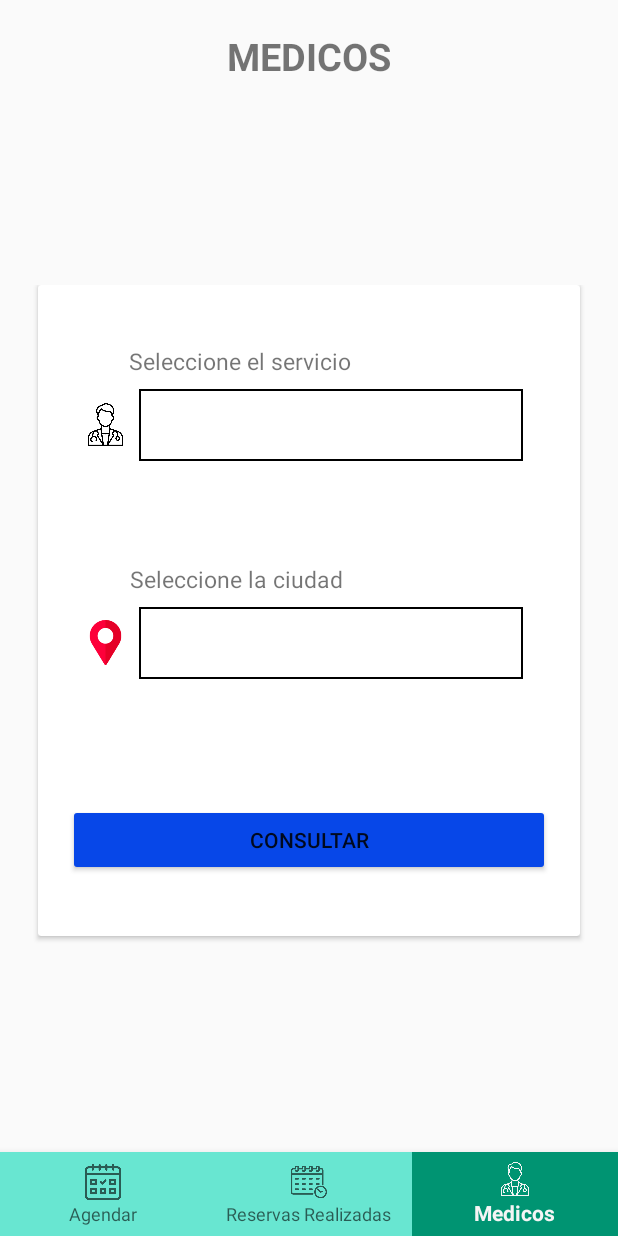
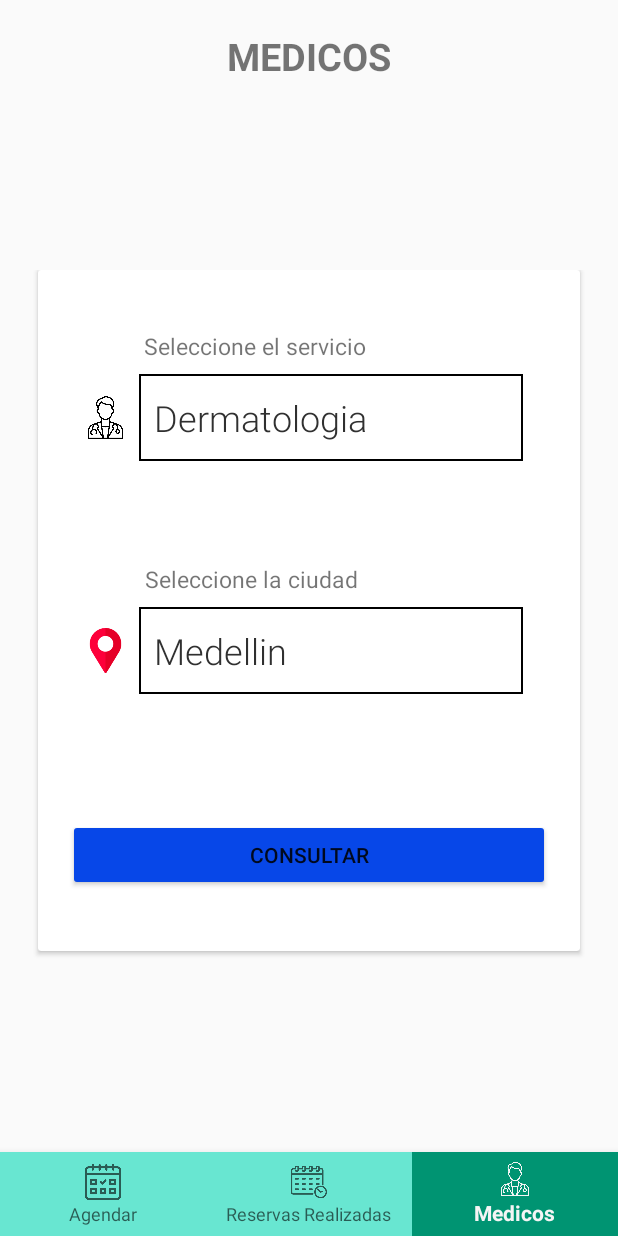
Before and after one commit to AlexanderMaya/ReservaClinica, an Android app: the fragment reservarCita placed in its activity, item 3 of the bottom bar chosen, on a phone screen of 412 x 824 dp. Run offline under Robolectric (Android 15) with nearby library versions, the phone set to English and light mode, and no system bars.

```diff
--- a/app/src/main/AndroidManifest.xml
+++ b/app/src/main/AndroidManifest.xml
@@ -13,9 +13,12 @@
         android:theme="@style/Theme.ReservaHotel"
         tools:targetApi="31">
         <activity
+            android:name=".crearUsuario"
+            android:exported="false" />
+        <activity
             android:name=".Contenedor"
             android:exported="false"
-            android:theme="@style/AppTheme"/>
+            android:theme="@style/AppTheme" />
         <activity
             android:name=".MainActivity"
             android:exported="true">
--- a/app/src/main/java/com/straccion/reservahotel/fragmento_medicos/filtrosMedicos.java
+++ b/app/src/main/java/com/straccion/reservahotel/fragmento_medicos/filtrosMedicos.java
@@ -3,11 +3,13 @@ package com.straccion.reservahotel.fragmento_medicos;
 import android.content.Intent;
 import android.os.Bundle;
 
+import androidx.appcompat.widget.AppCompatSpinner;
 import androidx.fragment.app.Fragment;
 
 import android.view.LayoutInflater;
 import android.view.View;
 import android.view.ViewGroup;
+import android.widget.ArrayAdapter;
 import android.widget.Button;
 
 import com.straccion.reservahotel.Contenedor;
@@ -22,6 +24,7 @@ public class filtrosMedicos extends Fragment {
 
     View mView;
     Button btnConsultarMedico;
+    AppCompatSpinner spnElegirCiudad, spnServicio;
 
     // TODO: Rename parameter arguments, choose names that match
     // the fragment initialization parameters, e.g. ARG_ITEM_NUMBER
@@ -69,6 +72,16 @@ public class filtrosMedicos extends Fragment {
         // Inflate the layout for this fragment
         mView = inflater.inflate(R.layout.fragment_filtros_medicos, container, false);
         btnConsultarMedico = mView.findViewById(R.id.btnConsultarMedico);
+        spnServicio = mView.findViewById(R.id.spnServicio);
+        spnElegirCiudad = mView.findViewById(R.id.spnElegirCiudad);
+
+        String[] opcionesEspcialidad = {"Dermatologia", "Ginecologia", "Medicina Interna", "Oftalmologia", "Ortopedia y Traumatologia", "Pediatria", "Urologia"};
+        ArrayAdapter<String> adap = new ArrayAdapter<>(getContext(), R.layout.spinner_item_custom, opcionesEspcialidad);
+        spnServicio.setAdapter(adap);
+
+        String[] opcionesCiudad = {"Medellin", "Bogota", "Cali", "Barranquilla"};
+        ArrayAdapter<String> adapter = new ArrayAdapter<>(getContext(), R.layout.spinner_item_custom, opcionesCiudad);
+        spnElegirCiudad.setAdapter(adapter);
 
         btnConsultarMedico.setOnClickListener(new View.OnClickListener() {
             @Override
--- a/app/src/main/java/com/straccion/reservahotel/fragmentos_agendar/reservaFiltro.java
+++ b/app/src/main/java/com/straccion/reservahotel/fragmentos_agendar/reservaFiltro.java
@@ -93,7 +93,7 @@ public class reservaFiltro extends Fragment {
         ArrayAdapter<String> adapter = new ArrayAdapter<>(getContext(), R.layout.spinner_item_custom, opcionesCiudad);
         spnCiudad.setAdapter(adapter);
 
-        String[] opcionesEspcialidad = {"Bioenergetica", "Dermatologia", "Ginecologia", "Medicina Interna", "Oftalmologia", "Ortopedia y Traumatologia", "Pediatria", "Urologia"};
+        String[] opcionesEspcialidad = {"Dermatologia", "Ginecologia", "Medicina Interna", "Oftalmologia", "Ortopedia y Traumatologia", "Pediatria", "Urologia"};
         ArrayAdapter<String> adap = new ArrayAdapter<>(getContext(), R.layout.spinner_item_custom, opcionesEspcialidad);
         spnEspecialidad.setAdapter(adap);
 
--- a/app/src/main/java/com/straccion/reservahotel/fragmentos_agendar/reservarCita.java
+++ b/app/src/main/java/com/straccion/reservahotel/fragmentos_agendar/reservarCita.java
@@ -5,12 +5,14 @@ import android.content.Intent;
 import android.os.Bundle;
 
 
+import androidx.appcompat.widget.AppCompatSpinner;
 import androidx.fragment.app.Fragment;
 
 import android.text.InputType;
 import android.view.LayoutInflater;
 import android.view.View;
 import android.view.ViewGroup;
+import android.widget.ArrayAdapter;
 import android.widget.EditText;
 import android.widget.DatePicker;
 import android.widget.ImageView;
@@ -18,7 +20,9 @@ import android.widget.ImageView;
 import com.straccion.reservahotel.Contenedor;
 import com.straccion.reservahotel.R;
 
+import java.text.SimpleDateFormat;
 import java.util.Calendar;
+import java.util.Date;
 
 /**
  * A simple {@link Fragment} subclass.
@@ -26,10 +30,14 @@ import java.util.Calendar;
  * create an instance of this fragment.
  */
 public class reservarCita extends Fragment {
-    private EditText editTextDate;
-    private DatePickerDialog datePickerDialog;
+
     View mView;
     ImageView imgAtras;
+    AppCompatSpinner spnElegirMedico;
+
+    private SimpleDateFormat dateFormatter;
+    private DatePickerDialog datePickerDialog;
+    private EditText editTextDate;
 
     // TODO: Rename parameter arguments, choose names that match
     // the fragment initialization parameters, e.g. ARG_ITEM_NUMBER
@@ -77,10 +85,24 @@ public class reservarCita extends Fragment {
         // Inflate the layout for this fragment
         mView = inflater.inflate(R.layout.fragment_reservar_cita, container, false);
 
+
+        imgAtras = mView.findViewById(R.id.imgAtras);
+        spnElegirMedico = mView.findViewById(R.id.spnElegirMedico);
+
+        String[] opcionesEspcialidad = {"Dr. Juan Pérez", "Dr. Manuel Gonzales", "Dr. Carlos Sánchez", "Dr. Jorge Rodríguez", "Dr. Eduardo López", "Dr. Andrés Martínez", "Dr. Luis Ramírez", "Dr. Antonio Torres"};
+        ArrayAdapter<String> adap = new ArrayAdapter<>(getContext(), R.layout.spinner_item_custom, opcionesEspcialidad);
+        spnElegirMedico.setAdapter(adap);
+
+
         //Codigo para mostrar el calendario
         editTextDate = mView.findViewById(R.id.editTextDate);
-        imgAtras = mView.findViewById(R.id.imgAtras);
+        dateFormatter = new SimpleDateFormat("dd/MM/yyyy");
 
+        // Obtiene la fecha actual
+        Calendar calendar = Calendar.getInstance();
+        Date currentDate = calendar.getTime();
+        String fechahoy = dateFormatter.format(currentDate);
+        editTextDate.setText(fechahoy);
         datePickerDialog = new DatePickerDialog(getContext(), new DatePickerDialog.OnDateSetListener(){
             @Override
             public void onDateSet(DatePicker view, int year, int month, int dayOfMonth) {
--- /dev/null
+++ b/app/src/main/res/drawable/ic_lockopen.xml
@@ -0,0 +1,5 @@
+<vector android:height="100dp" android:tint="#C6C6C6"
+    android:viewportHeight="24" android:viewportWidth="24"
+    android:width="100dp" xmlns:android="http://schemas.android.com/apk/res/android">
+    <path android:fillColor="@android:color/white" android:pathData="M12,17c1.1,0 2,-0.9 2,-2s-0.9,-2 -2,-2 -2,0.9 -2,2 0.9,2 2,2zM18,8h-1L17,6c0,-2.76 -2.24,-5 -5,-5S7,3.24 7,6h1.9c0,-1.71 1.39,-3.1 3.1,-3.1 1.71,0 3.1,1.39 3.1,3.1v2L6,8c-1.1,0 -2,0.9 -2,2v10c0,1.1 0.9,2 2,2h12c1.1,0 2,-0.9 2,-2L20,10c0,-1.1 -0.9,-2 -2,-2zM18,20L6,20L6,10h12v10z"/>
+</vector>
--- /dev/null
+++ b/app/src/main/res/drawable/ic_person.xml
@@ -0,0 +1,5 @@
+<vector android:height="500dp" android:tint="#FFFFFF"
+    android:viewportHeight="24" android:viewportWidth="24"
+    android:width="500dp" xmlns:android="http://schemas.android.com/apk/res/android">
+    <path android:fillColor="@android:color/white" android:pathData="M12,12c2.21,0 4,-1.79 4,-4s-1.79,-4 -4,-4 -4,1.79 -4,4 1.79,4 4,4zM12,14c-2.67,0 -8,1.34 -8,4v2h16v-2c0,-2.66 -5.33,-4 -8,-4z"/>
+</vector>
--- /dev/null
+++ b/app/src/main/res/drawable/ic_personping.xml
@@ -0,0 +1,5 @@
+<vector android:height="100dp" android:tint="#C6C6C6"
+    android:viewportHeight="24" android:viewportWidth="24"
+    android:width="100dp" xmlns:android="http://schemas.android.com/apk/res/android">
+    <path android:fillColor="@android:color/white" android:pathData="M12,2c-4.97,0 -9,4.03 -9,9 0,4.17 2.84,7.67 6.69,8.69L12,22l2.31,-2.31C18.16,18.67 21,15.17 21,11c0,-4.97 -4.03,-9 -9,-9zM12,4c1.66,0 3,1.34 3,3s-1.34,3 -3,3 -3,-1.34 -3,-3 1.34,-3 3,-3zM12,18.3c-2.5,0 -4.71,-1.28 -6,-3.22 0.03,-1.99 4,-3.08 6,-3.08 1.99,0 5.97,1.09 6,3.08 -1.29,1.94 -3.5,3.22 -6,3.22z"/>
+</vector>
--- /dev/null
+++ b/app/src/main/res/drawable/ic_phone.xml
@@ -0,0 +1,5 @@
+<vector android:height="50dp" android:tint="#747474"
+    android:viewportHeight="24" android:viewportWidth="24"
+    android:width="50dp" xmlns:android="http://schemas.android.com/apk/res/android">
+    <path android:fillColor="@android:color/white" android:pathData="M17,1.01L7,1c-1.1,0 -2,0.9 -2,2v18c0,1.1 0.9,2 2,2h10c1.1,0 2,-0.9 2,-2V3c0,-1.1 -0.9,-1.99 -2,-1.99zM17,19H7V5h10v14z"/>
+</vector>
--- a/app/src/main/res/layout/fragment_filtros_medicos.xml
+++ b/app/src/main/res/layout/fragment_filtros_medicos.xml
@@ -51,7 +51,7 @@
                         android:layout_width="wrap_content"
                         android:layout_height="wrap_content"
                         android:layout_gravity="center"
-                        android:layout_marginRight="45dp"
+                        android:layout_marginRight="35dp"
                         android:text="Seleccione el servicio"
                         android:textSize="15dp"
                         android:layout_marginTop="40dp"/>
@@ -76,14 +76,17 @@
                             android:layout_height="wrap_content">
 
                             <androidx.appcompat.widget.AppCompatSpinner
-                                android:id="@+id/mi_appcompat_spinner"
+                                android:id="@+id/spnServicio"
                                 android:layout_width="match_parent"
-                                android:layout_height="48dp"
+                                android:layout_height="58dp"
                                 android:layout_marginBottom="8dp"
                                 android:layout_marginRight="8dp"
                                 android:layout_marginTop="8dp"
                                 android:layout_marginLeft="2dp"
-                                android:background="@drawable/spinner_border" />
+                                android:background="@drawable/spinner_border"
+                                android:overlapAnchor="false"
+                                android:spinnerMode="dialog"
+                                android:prompt="@string/seleccionarEspecialidad"/>
                         </LinearLayout>
                     </LinearLayout>
 
@@ -92,7 +95,7 @@
                         android:layout_height="wrap_content"
                         android:layout_gravity="center"
                         android:layout_marginTop="40dp"
-                        android:layout_marginRight="48dp"
+                        android:layout_marginRight="38dp"
                         android:text="Seleccione la ciudad"
                         android:textSize="15dp" />
 
@@ -111,13 +114,17 @@
                             android:src="@drawable/icon_ciudad" />
 
                         <androidx.appcompat.widget.AppCompatSpinner
+                            android:id="@+id/spnElegirCiudad"
                             android:layout_width="match_parent"
-                            android:layout_height="48dp"
+                            android:layout_height="58dp"
                             android:layout_marginBottom="8dp"
                             android:layout_marginRight="8dp"
                             android:layout_marginTop="8dp"
                             android:layout_marginLeft="2dp"
-                            android:background="@drawable/spinner_border" />
+                            android:background="@drawable/spinner_border"
+                            android:overlapAnchor="false"
+                            android:spinnerMode="dialog"
+                            android:prompt="@string/seleccionarCiudad"/>
 
                     </LinearLayout>
 
--- a/app/src/main/res/values/strings.xml
+++ b/app/src/main/res/values/strings.xml
@@ -3,5 +3,6 @@
     <!-- TODO: Remove or change this placeholder text -->
     <string name="hello_blank_fragment">Hello blank fragment</string>
     <string name="seleccionarCiudad">  Eliga una ciudad  </string>
-    <string name="seleccionarEspecialidad">  Eliga una especialidad  </string>
+    <string name="seleccionarEspecialidad">  Elige una especialidad  </string>
+    <string name="seleccionarMedico">  Elige un medico  </string>
 </resources>
```
Also changed, not shown: app/src/main/java/com/straccion/reservahotel/MainActivity.java (+11 -0 lines), app/src/main/java/com/straccion/reservahotel/crearUsuario.java (added, +86 -0 lines), app/src/main/res/layout/activity_crear_usuario.xml (added, +212 -0 lines), app/src/main/res/layout/activity_main.xml (+14 -13 lines), app/src/main/res/layout/fragment_reserva_filtro.xml (+4 -4 lines), app/src/main/res/layout/fragment_reservar_cita.xml (+8 -3 lines).
